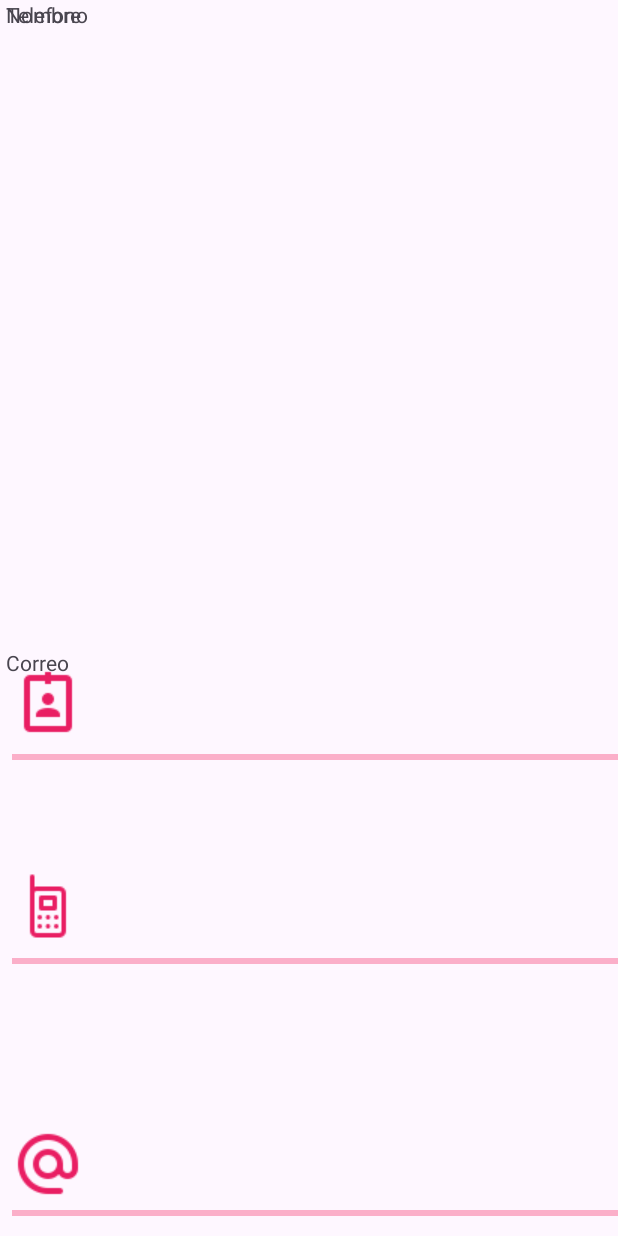
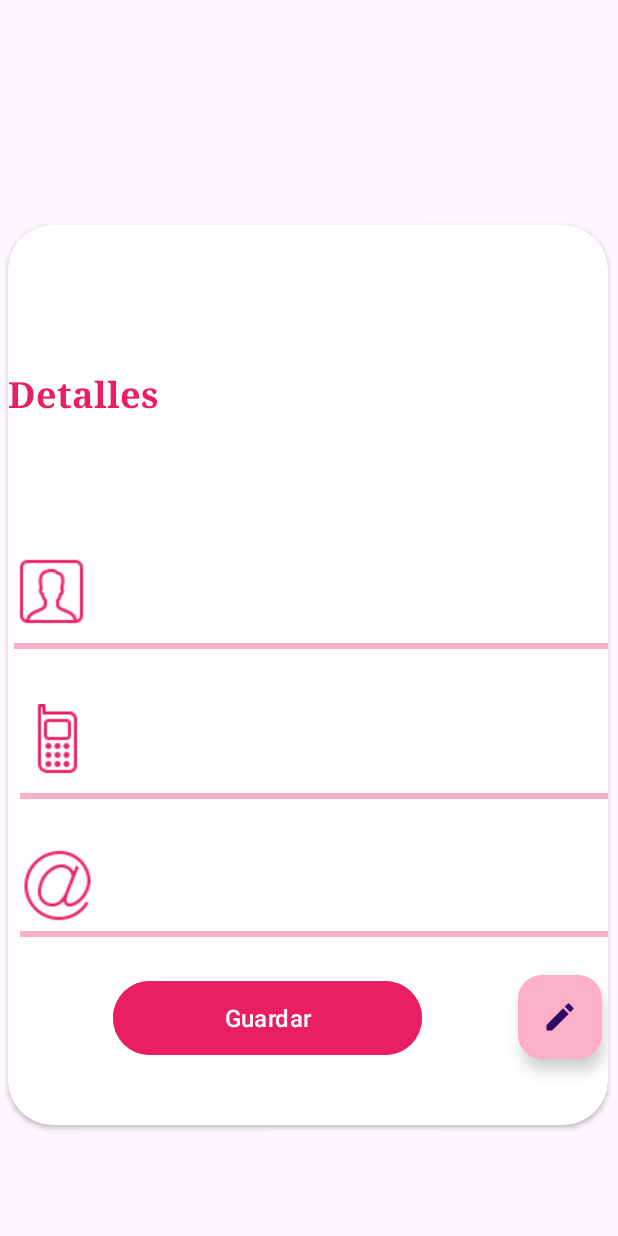
Before and after one commit to YuleAvilez/agendaVersion, an Android app: the VerActivity screen opened directly, with no data from a screen before it, on a phone screen of 412 x 824 dp. Run offline under Robolectric (Android 15) with nearby library versions, the phone set to English and light mode, and no system bars; Roboto replaces fonts that are not available here.

Commit message:
editar listo

```diff
--- a/app/src/main/java/com/example/myapplication/MainActivity.java
+++ b/app/src/main/java/com/example/myapplication/MainActivity.java
@@ -40,6 +40,8 @@ public class MainActivity extends AppCompatActivity {
         ListaContactosAdapter adapter = new ListaContactosAdapter(dbContactos.mostrarContactos());
         listaContactos.setAdapter(adapter);
 
+
+
         toolbar = findViewById(R.id.toolbar);
         setSupportActionBar(toolbar);
 
--- a/app/src/main/java/com/example/myapplication/NuevoActivity.java
+++ b/app/src/main/java/com/example/myapplication/NuevoActivity.java
@@ -3,6 +3,7 @@ package com.example.myapplication;
 import androidx.appcompat.app.AppCompatActivity;
 
 import android.annotation.SuppressLint;
+import android.content.Intent;
 import android.os.Bundle;
 import android.view.View;
 import android.widget.Button;
@@ -35,8 +36,11 @@ public class NuevoActivity extends AppCompatActivity {
 
                 if (id >0){
                     Toast.makeText(NuevoActivity.this, "Registro Guardado Con Exito",Toast.LENGTH_LONG).show();
+
+                    Intent intent =new Intent(NuevoActivity.this, MainActivity.class);
+                    startActivity(intent);
                 }else{
-                    Toast.makeText(NuevoActivity.this, "Error al guardar el regiistro", Toast.LENGTH_LONG).show();
+                    Toast.makeText(NuevoActivity.this, "Error al guardar el registro", Toast.LENGTH_LONG).show();
                 }
             }
 
--- a/app/src/main/java/com/example/myapplication/VerActivity.java
+++ b/app/src/main/java/com/example/myapplication/VerActivity.java
@@ -2,6 +2,7 @@ package com.example.myapplication;
 
 import androidx.appcompat.app.AppCompatActivity;
 
+import android.content.Intent;
 import android.os.Bundle;
 import android.text.InputType;
 import android.view.View;
@@ -10,11 +11,13 @@ import android.widget.EditText;
 
 import com.example.myapplication.db.DbContactos;
 import com.example.myapplication.entidades.Contactos;
+import com.google.android.material.floatingactionbutton.FloatingActionButton;
 
 public class VerActivity extends AppCompatActivity {
     EditText txtNombre, txtTelefono, txtCorreoElectronico;
     Button btnGuardar;
 
+    FloatingActionButton fabEditar;
     Contactos contacto;
 
     int id= 0;
@@ -28,11 +31,13 @@ public class VerActivity extends AppCompatActivity {
         txtTelefono = findViewById(R.id.txtTelefono);
         txtCorreoElectronico = findViewById(R.id.txtCorreoElectronico);
         btnGuardar = findViewById(R.id.btnGuardar);
+        fabEditar = findViewById(R.id.fabEditar);
+
 
         if (savedInstanceState == null){
             Bundle extras = getIntent().getExtras();
             if (extras == null){
-                id= Integer.parseInt(null);
+               id=0;
             }else{
                 id= extras.getInt("ID");
             }
@@ -52,5 +57,13 @@ public class VerActivity extends AppCompatActivity {
             txtTelefono.setInputType(InputType.TYPE_NULL);
             txtCorreoElectronico.setInputType(InputType.TYPE_NULL);
         }
+        fabEditar.setOnClickListener(new View.OnClickListener() {
+            @Override
+            public void onClick(View v) {
+                Intent intent = new Intent(VerActivity.this, EditarActivity.class);
+                intent.putExtra("ID", id);
+                startActivity(intent);
+            }
+        });
     }
 }
--- a/app/src/main/java/com/example/myapplication/adaptadores/ListaContactosAdapter.java
+++ b/app/src/main/java/com/example/myapplication/adaptadores/ListaContactosAdapter.java
@@ -55,8 +55,8 @@ public class ListaContactosAdapter extends RecyclerView.Adapter<ListaContactosAd
                 public void onClick(View view) {
                     Context context = viewNombre.getContext();
 
-                    Context Context = null;
-                    Intent intent = new Intent(Context, VerActivity.class);
+
+                    Intent intent = new Intent(context, VerActivity.class);
                     intent.putExtra("ID", listaContactos.get(getAdapterPosition()).getId());
                     context.startActivity(intent);
                 }
--- /dev/null
+++ b/app/src/main/res/drawable/editar.xml
@@ -0,0 +1,5 @@
+<vector android:alpha="0.94" android:height="24dp"
+    android:tint="#E91E63" android:viewportHeight="24"
+    android:viewportWidth="24" android:width="24dp" xmlns:android="http://schemas.android.com/apk/res/android">
+    <path android:fillColor="@android:color/white" android:pathData="M3,17.25V21h3.75L17.81,9.94l-3.75,-3.75L3,17.25zM20.71,7.04c0.39,-0.39 0.39,-1.02 0,-1.41l-2.34,-2.34c-0.39,-0.39 -1.02,-0.39 -1.41,0l-1.83,1.83 3.75,3.75 1.83,-1.83z"/>
+</vector>
--- /dev/null
+++ b/app/src/main/res/drawable/ic_edit.xml
@@ -0,0 +1,5 @@
+<vector android:alpha="0.94" android:height="24dp"
+    android:tint="#E91E63" android:viewportHeight="24"
+    android:viewportWidth="24" android:width="24dp" xmlns:android="http://schemas.android.com/apk/res/android">
+    <path android:fillColor="@android:color/white" android:pathData="M3,17.25V21h3.75L17.81,9.94l-3.75,-3.75L3,17.25zM20.71,7.04c0.39,-0.39 0.39,-1.02 0,-1.41l-2.34,-2.34c-0.39,-0.39 -1.02,-0.39 -1.41,0l-1.83,1.83 3.75,3.75 1.83,-1.83z"/>
+</vector>
--- a/app/src/main/res/layout/activity_ver.xml
+++ b/app/src/main/res/layout/activity_ver.xml
@@ -6,11 +6,40 @@
     android:layout_height="match_parent"
     tools:context=".VerActivity">
 
+    <androidx.cardview.widget.CardView
+        android:layout_width="400dp"
+        android:layout_height="600dp"
+        android:layout_marginStart="32dp"
+        android:layout_marginTop="150dp"
+        android:layout_marginEnd="32dp"
+        android:clipToPadding="false"
+        app:cardCornerRadius="30dp"
+        app:layout_constraintEnd_toEndOf="parent"
+        app:layout_constraintHorizontal_bias="0.518"
+        app:layout_constraintStart_toStartOf="parent"
+        app:layout_constraintTop_toTopOf="parent">
+
+        <TextView
+            android:id="@+id/textView3"
+            android:layout_width="match_parent"
+            android:layout_height="wrap_content"
+            android:layout_marginTop="96dp"
+            android:fontFamily="serif"
+            android:text="Detalles"
+            android:textColor="#E91E63"
+            android:textSize="24sp"
+            android:textStyle="bold"
+            app:layout_constraintEnd_toEndOf="parent"
+            app:layout_constraintHorizontal_bias="0.177"
+            app:layout_constraintStart_toStartOf="parent"
+            app:layout_constraintTop_toTopOf="parent" />
+
         <Button
             android:id="@+id/btnGuardar"
             android:layout_width="206dp"
             android:layout_height="57dp"
-        android:layout_marginTop="948dp"
+            android:layout_marginLeft="70sp"
+            android:layout_marginTop="500dp"
             android:backgroundTint="#E91E63"
             android:text="Guardar"
             android:textSize="16sp"
@@ -24,16 +53,16 @@
             style="@style/Widget.AppCompat.Light.AutoCompleteTextView"
             android:layout_width="526dp"
             android:layout_height="89dp"
-        android:layout_marginStart="4dp"
-        android:layout_marginTop="424dp"
+            android:layout_marginTop="200dp"
             android:backgroundTint="#FBAFC9"
             android:backgroundTintMode="add"
             android:breakStrategy="high_quality"
-        android:drawableLeft="@drawable/nombree"
+            android:drawableLeft="@drawable/nombre1"
+            android:drawablePadding="10dp"
             android:drawingCacheQuality="auto"
             android:ems="10"
+            android:inputType="text"
             android:labelFor="@+id/viewNombre"
-        android:inputType="text"
             app:layout_constraintStart_toStartOf="parent"
             app:layout_constraintTop_toTopOf="parent" />
 
@@ -43,11 +72,11 @@
             android:layout_width="526dp"
             android:layout_height="89dp"
             android:layout_marginStart="4dp"
-        android:layout_marginTop="560dp"
+            android:layout_marginTop="300dp"
             android:backgroundTint="#FBAFC9"
             android:backgroundTintMode="add"
             android:breakStrategy="high_quality"
-        android:drawableLeft="@drawable/telefono"
+            android:drawableLeft="@drawable/telefono2"
             android:drawingCacheQuality="auto"
             android:ems="10"
             android:inputType="text"
@@ -61,43 +90,27 @@
             android:layout_width="531dp"
             android:layout_height="81dp"
             android:layout_marginStart="4dp"
-        android:layout_marginTop="736dp"
+            android:layout_marginTop="400dp"
             android:backgroundTint="#FBAFC9"
             android:backgroundTintMode="src_over"
-        android:drawableLeft="@drawable/email"
+            android:drawableLeft="@drawable/email2"
+            android:drawablePadding="10dp"
             android:ems="10"
             android:inputType="textEmailAddress"
             android:labelFor="@+id/viewCorreo"
             app:layout_constraintStart_toStartOf="parent"
             app:layout_constraintTop_toTopOf="parent" />
 
-    <TextView
-        android:id="@+id/viewNombre"
-        android:layout_width="397dp"
-        android:layout_height="26dp"
-        android:layout_marginStart="4dp"
-        android:text="@string/hint_nombre"
-        app:layout_constraintStart_toStartOf="parent"
-        tools:layout_editor_absoluteY="398dp" />
+        <com.google.android.material.floatingactionbutton.FloatingActionButton
+            android:id="@+id/fabEditar"
+            android:layout_width="wrap_content"
+            android:layout_height="wrap_content"
+            android:layout_marginLeft="340dp"
+            android:layout_marginTop="500dp"
+            android:clickable="true"
+            app:backgroundTint="@color/tu_color"
+            app:srcCompat="@drawable/editar" />
 
-    <TextView
-        android:id="@+id/viewTelefono"
-        android:layout_width="397dp"
-        android:layout_height="26dp"
-        android:layout_marginStart="4dp"
-        android:text="@string/hint_telefono"
-        app:layout_constraintStart_toStartOf="parent"
-        tools:layout_editor_absoluteY="534dp" />
-
-    <TextView
-        android:id="@+id/viewCorreo"
-        android:layout_width="397dp"
-        android:layout_height="26dp"
-        android:layout_marginStart="4dp"
-        android:text="@string/hint_correo"
-        app:layout_constraintBottom_toBottomOf="parent"
-        app:layout_constraintStart_toStartOf="parent"
-        app:layout_constraintTop_toTopOf="parent"
-        app:layout_constraintVertical_bias="0.541" />
+    </androidx.cardview.widget.CardView>
 
 </androidx.constraintlayout.widget.ConstraintLayout>
```
Also changed, not shown: app/src/main/AndroidManifest.xml (+5 -3 lines), app/src/main/java/com/example/myapplication/EditarActivity.java (added, +85 -0 lines), app/src/main/java/com/example/myapplication/db/DbContactos.java (+15 -0 lines), app/src/main/res/layout/lista_item_contacto.xml (+41 -15 lines), app/src/main/res/drawable/nombre1.png (added), app/src/main/res/drawable/nuevo.png (added). Lines whose indentation alone changed are shown as unchanged.
